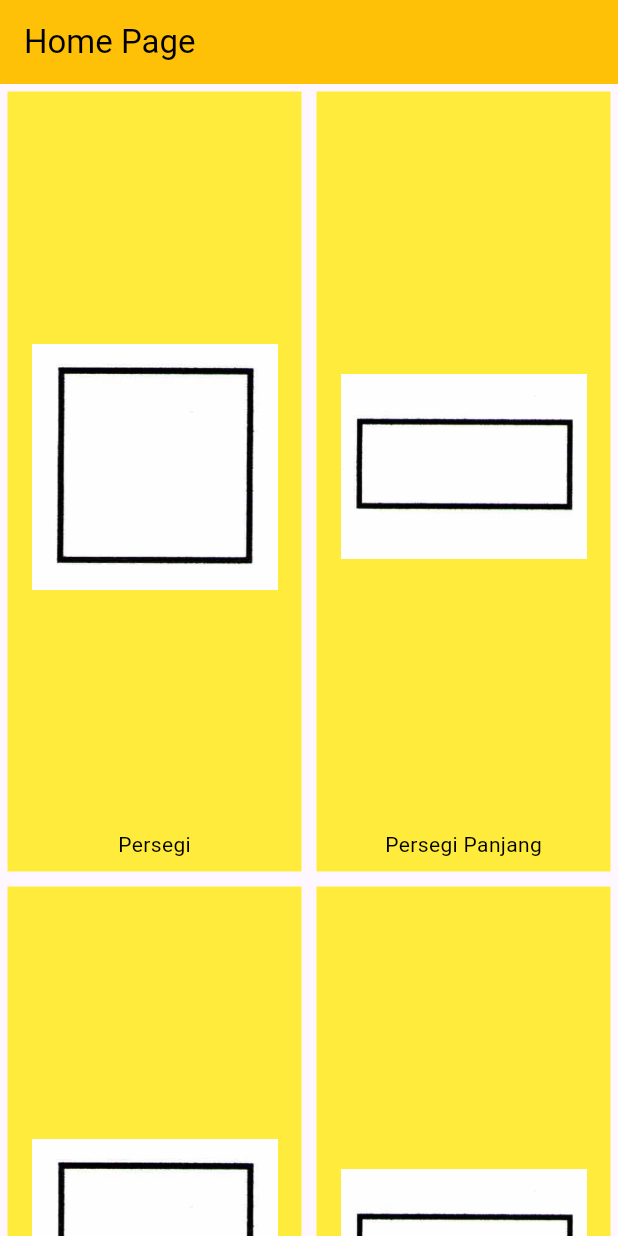
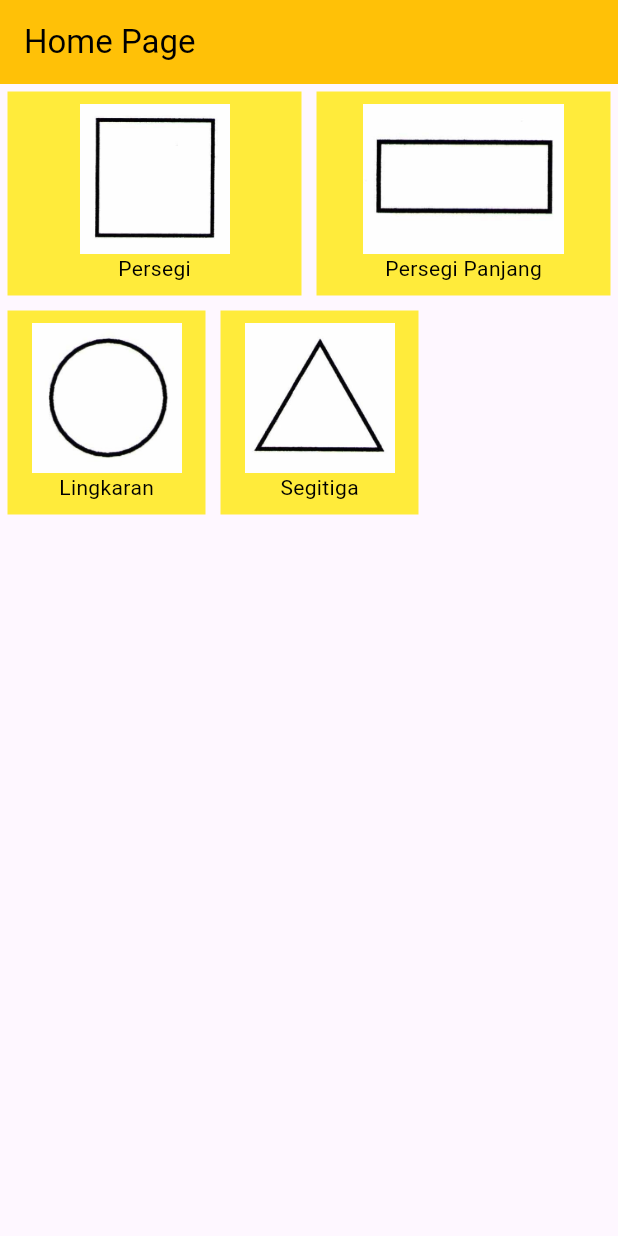
Before and after one commit to galihfaajar/bangundatar, a Flutter app: the screen it shows after launch, on a phone screen of 412 x 824 dp. Run offline on Flutter 3.47's test engine with Material 2 defaults, Android fonts, the phone set to English and light mode, and no system bars; our stand-ins replace get.

Commit message:
update code

```diff
--- a/lib/page/home_page.dart
+++ b/lib/page/home_page.dart
@@ -1,3 +1,4 @@
+import 'package:bangun_datar_kelas_b/page/persegi_page.dart';
 import 'package:flutter/material.dart';
 
 class HomePage extends StatelessWidget {
@@ -18,28 +19,19 @@ class HomePage extends StatelessWidget {
         children: [
           Row(
             children: [
-              Expanded(child: CustomMenu(imageAsset:"assets/persegi.jpg", title: "Persegi")),
-              Expanded(child: CustomMenu(imageAsset:"assets/persegipanjang.jpg", title: "Persegi Panjang")),
-            ],
-          ), Row(
-            children: [
-              Expanded(child: CustomMenu(imageAsset:"assets/persegi.jpg", title: "Persegi")),
-              Expanded(child: CustomMenu(imageAsset:"assets/persegipanjang.jpg", title: "Persegi Panjang")),
-            ],
-          ), Row(
-            children: [
-              Expanded(child: CustomMenu(imageAsset:"assets/persegi.jpg", title: "Persegi")),
+              Expanded(child: InkWell(
+                  onTap: (){
+                    Navigator.push(context, MaterialPageRoute
+                      (builder: (context)=>PersegiPage())
+                    );
+                  },
+                  child: CustomMenu(imageAsset:"assets/persegi.jpg", title: "Persegi"))),
               Expanded(child: CustomMenu(imageAsset:"assets/persegipanjang.jpg", title: "Persegi Panjang")),
             ],
           ),
           Row(
             children: [
               CustomMenu(imageAsset:"assets/lingkaran.jpg", title: "Lingkaran"),
-              CustomMenu(imageAsset:"assets/segitiga.jpg", title: "Segitiga"),
-            ],
-          ),
-          Row(
-            children: [
               CustomMenu(imageAsset:"assets/segitiga.jpg", title: "Segitiga"),
             ],
           ),
@@ -64,7 +56,7 @@ class CustomMenu extends StatelessWidget {
         margin: EdgeInsets.symmetric(horizontal: 5, vertical: 5),
         child: Column(
           children: [
-            Image.asset(imageAsset, height: 484),
+            Image.asset(imageAsset, height: 100),
             Text(title, style: TextStyle(color: Colors.black),
             ),
           ],
--- a/pubspec.yaml
+++ b/pubspec.yaml
@@ -35,6 +35,7 @@ dependencies:
   # The following adds the Cupertino Icons font to your application.
   # Use with the CupertinoIcons class for iOS style icons.
   cupertino_icons: ^1.0.2
+  get: ^4.6.6
 
 dev_dependencies:
   flutter_test:
```
Also changed, not shown: lib/controller/persegi_controller.dart (added, +17 -0 lines), lib/page/persegi_page.dart (added, +90 -0 lines), pubspec.lock.
